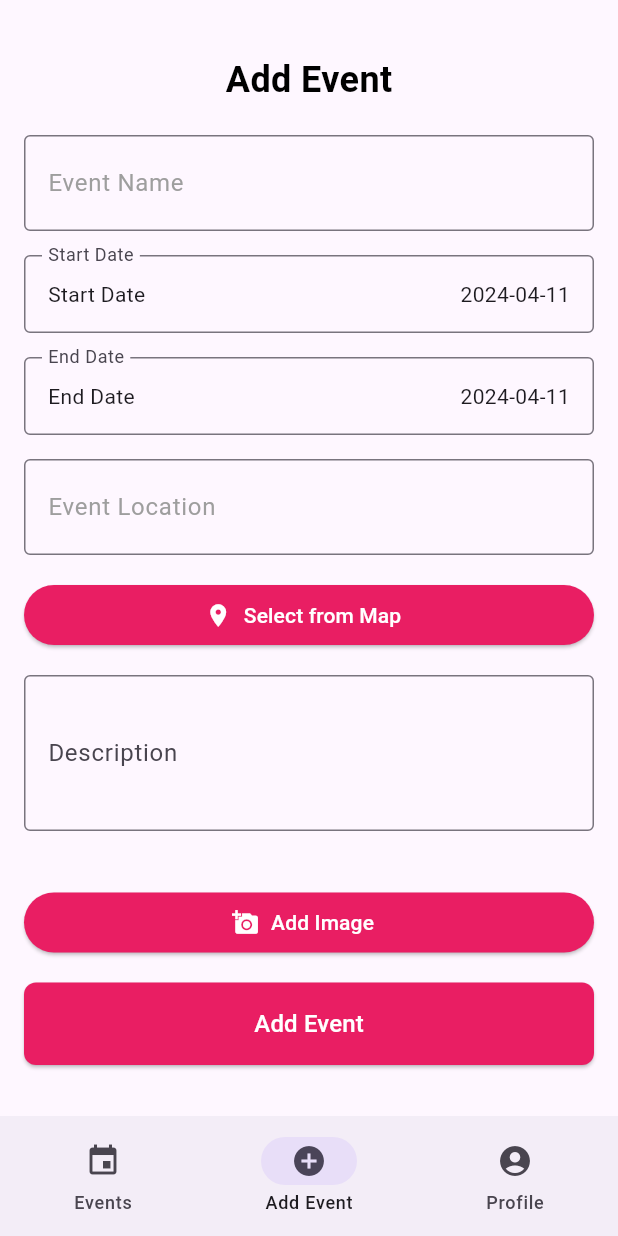
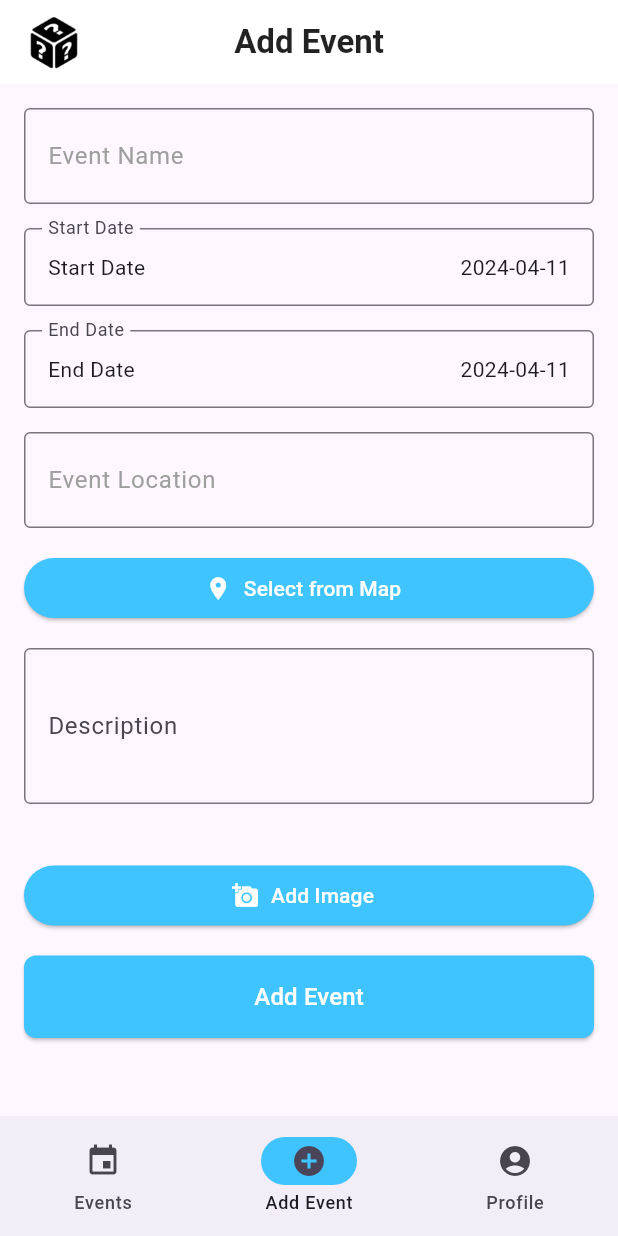
Before and after one commit to Lakkitha/local_community_app, a Flutter app: the screen it shows once a user with an empty profile is signed in, item 2 of the bottom bar chosen, on a phone screen of 412 x 824 dp. Run offline on Flutter 3.47's test engine with Material 3 defaults, Android fonts, the phone set to English and light mode, and no system bars; our stand-ins replace cloud_firestore, firebase_auth, firebase_core, firebase_storage, geocoding, get and 3 more; accounts and stored records are empty.

Commit message:
UI improvement/ Search implementation for event page
General theme tweak for UI. The UI Implantation of the search bar for the event page. Addeventspage UI change.

```diff
--- a/lib/navigation/navBar.dart
+++ b/lib/navigation/navBar.dart
@@ -20,6 +20,7 @@ class NavBar extends StatelessWidget {
           selectedIndex: controller.selectedIndex.value,
           onDestinationSelected: (index) =>
           controller.selectedIndex.value = index,
+          indicatorColor: Colors.lightBlueAccent,
           // Add the Icons and Labels for the Navigation Bar
           destinations: const [
             NavigationDestination(
--- a/lib/pages/addEventsPage.dart
+++ b/lib/pages/addEventsPage.dart
@@ -265,6 +265,19 @@ class _AddEventPageState extends State<AddEventPage> {
     return Theme(
       data: ThemeData(primarySwatch: Colors.blue),
       child: Scaffold(
+        appBar: AppBar(
+          leading: Padding(
+            padding: const EdgeInsets.only(top: 5.0, left: 20.0, right: 4.0, bottom: 4.0),
+            child: Image.asset('assets/images/logo.png'), // Replace with your logo image path
+          ),
+          title: Text(
+            'Add Event',
+            style: TextStyle(color: Colors.black87, fontWeight: FontWeight.bold),
+          ),
+          centerTitle: true,
+          elevation: 0.0,
+          backgroundColor: Colors.white,
+        ),
         body: Stack(
           children: [
             _buildFormContent(), // Render form content
@@ -285,19 +298,6 @@ class _AddEventPageState extends State<AddEventPage> {
           child: Column(
             crossAxisAlignment: CrossAxisAlignment.stretch,
             children: [
-              // Title Widget
-              Container(
-                alignment: Alignment.center,
-                padding: EdgeInsets.symmetric(vertical: 20.0),
-                child: Text(
-                  'Add Event',
-                  style: TextStyle(
-                    fontSize: 24.0,
-                    fontWeight: FontWeight.bold,
-                    color: Colors.black, // Adjust the color as needed
-                  ),
-                ),
-              ),
               StyledTextField(
                 controller: _titleController,
                 hintText: 'Enter event name',
@@ -390,7 +390,7 @@ class _AddEventPageState extends State<AddEventPage> {
                   style: TextStyle(fontSize: 16, color: Colors.white),
                 ),
                 style: ElevatedButton.styleFrom(
-                  backgroundColor: Colors.pink,
+                  backgroundColor: Colors.lightBlueAccent,
                   padding: EdgeInsets.symmetric(vertical: 16),
                   shape: RoundedRectangleBorder(
                     borderRadius: BorderRadius.circular(8.0),
@@ -619,7 +619,7 @@ class _AddEventPageState extends State<AddEventPage> {
               },
               child: Text('CONFIRM'),
               style: ElevatedButton.styleFrom(
-                foregroundColor: Colors.white, backgroundColor: Colors.pink, // Set the text color
+                foregroundColor: Colors.white, backgroundColor: Colors.lightBlueAccent, // Set the text color
               ),
             ),
           ],
@@ -630,7 +630,7 @@ class _AddEventPageState extends State<AddEventPage> {
 
   ButtonStyle _buildButtonStyle() {
     return ElevatedButton.styleFrom(
-      backgroundColor: Colors.pink,
+      backgroundColor: Colors.lightBlueAccent,
     );
   }
 
```
Also changed, not shown: lib/pages/eventPage.dart (+19 -5 lines).
